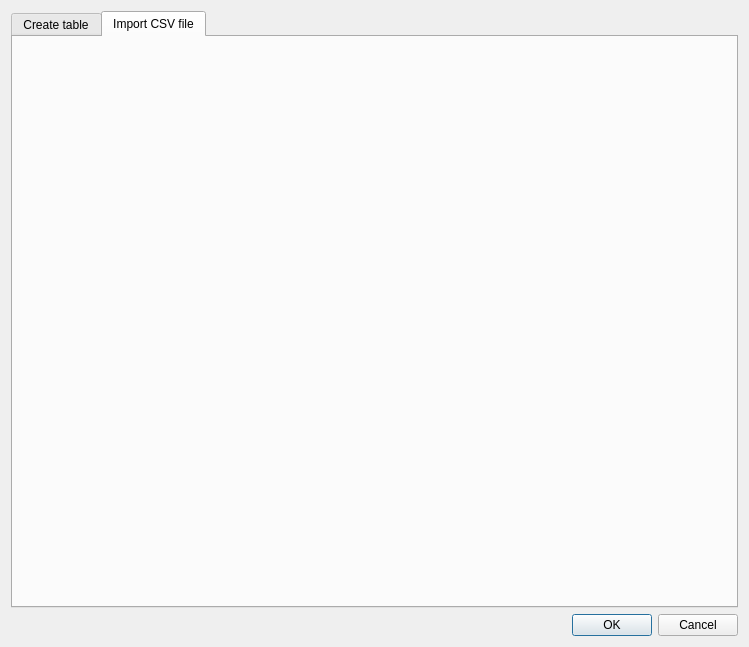
Above: src/dialogs/tabledialog.ui from pbek/QOwnNotes before the change. Below: the same form after it.
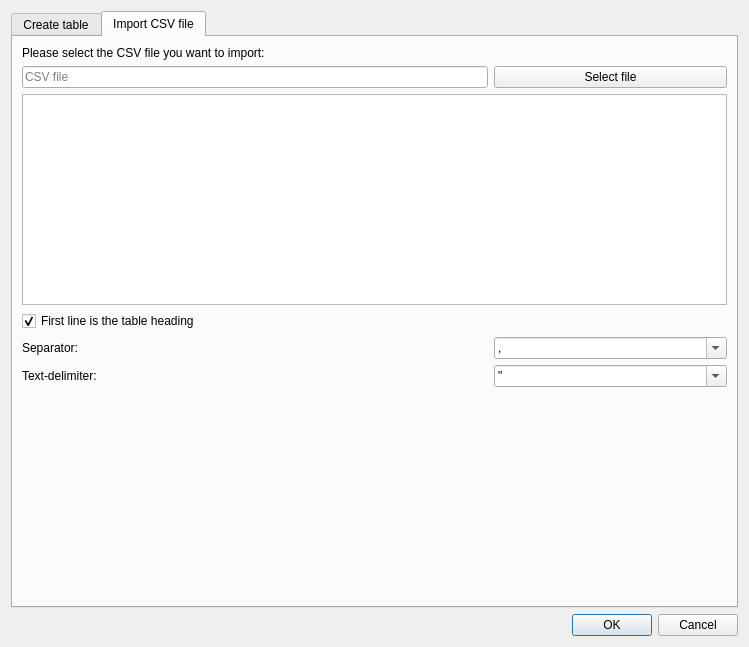
That is the form after the change. The open tabs and pages were chosen to show the change. Icons and pictures are not drawn.

Commit message: implemented csv file import

Diff of the .ui file:
```diff
--- a/src/dialogs/tabledialog.ui
+++ b/src/dialogs/tabledialog.ui
@@ -149,6 +149,120 @@
       <attribute name="title">
        <string>Import CSV file</string>
       </attribute>
+      <layout class="QGridLayout" name="gridLayout_3">
+       <item row="5" column="2">
+        <widget class="QComboBox" name="textDelimiterComboBox">
+         <property name="editable">
+          <bool>true</bool>
+         </property>
+         <item>
+          <property name="text">
+           <string notr="true">&quot;</string>
+          </property>
+         </item>
+         <item>
+          <property name="text">
+           <string notr="true">'</string>
+          </property>
+         </item>
+        </widget>
+       </item>
+       <item row="4" column="0" colspan="2">
+        <widget class="QLabel" name="label_6">
+         <property name="text">
+          <string>Separator:</string>
+         </property>
+        </widget>
+       </item>
+       <item row="1" column="2">
+        <widget class="QPushButton" name="fileButton">
+         <property name="text">
+          <string>Select file</string>
+         </property>
+         <property name="icon">
+          <iconset theme="document-open" resource="../breeze-qownnotes.qrc">
+           <normaloff>:/icons/breeze-qownnotes/16x16/document-open.svg</normaloff>:/icons/breeze-qownnotes/16x16/document-open.svg</iconset>
+         </property>
+        </widget>
+       </item>
+       <item row="0" column="0" colspan="3">
+        <widget class="QLabel" name="label_5">
+         <property name="text">
+          <string>Please select the CSV file you want to import:</string>
+         </property>
+        </widget>
+       </item>
+       <item row="6" column="0" colspan="3">
+        <spacer name="verticalSpacer">
+         <property name="orientation">
+          <enum>Qt::Vertical</enum>
+         </property>
+         <property name="sizeHint" stdset="0">
+          <size>
+           <width>686</width>
+           <height>47</height>
+          </size>
+         </property>
+        </spacer>
+       </item>
+       <item row="4" column="2">
+        <widget class="QComboBox" name="separatorComboBox">
+         <property name="editable">
+          <bool>true</bool>
+         </property>
+         <item>
+          <property name="text">
+           <string notr="true">,</string>
+          </property>
+         </item>
+         <item>
+          <property name="text">
+           <string notr="true">;</string>
+          </property>
+         </item>
+        </widget>
+       </item>
+       <item row="1" column="0" colspan="2">
+        <widget class="QLineEdit" name="fileLineEdit">
+         <property name="readOnly">
+          <bool>true</bool>
+         </property>
+         <property name="placeholderText">
+          <string>CSV file</string>
+         </property>
+        </widget>
+       </item>
+       <item row="3" column="0" colspan="3">
+        <widget class="QCheckBox" name="firstLineHeadlineCheckBox">
+         <property name="text">
+          <string>First line is the table heading</string>
+         </property>
+         <property name="checked">
+          <bool>true</bool>
+         </property>
+        </widget>
+       </item>
+       <item row="2" column="0" colspan="3">
+        <widget class="QPlainTextEdit" name="csvFileTextEdit">
+         <property name="undoRedoEnabled">
+          <bool>false</bool>
+         </property>
+         <property name="lineWrapMode">
+          <enum>QPlainTextEdit::NoWrap</enum>
+         </property>
+         <property name="readOnly">
+          <bool>true</bool>
+         </property>
+        </widget>
+       </item>
+       <item row="5" column="0" colspan="2">
+        <widget class="QLabel" name="label_7">
+         <property name="text">
+          <string>Text-delimiter:</string>
+         </property>
+        </widget>
+       </item>
+      </layout>
      </widget>
     </widget>
    </item>
```
Left out of the diff: 6 changed lines with no effect on the pictures. The commit also changes 20 other files.
